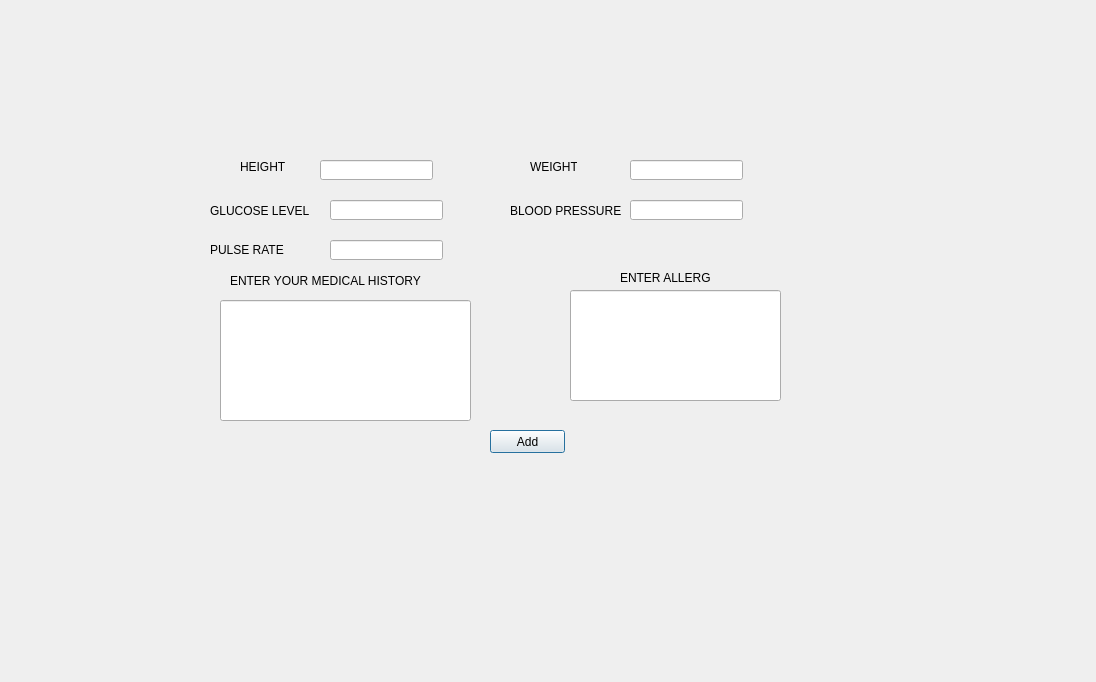
The window that Minor project - Copy/project/medicalform.ui (rishabhs-s/Minor) describes before a commit, drawn with Qt 5.
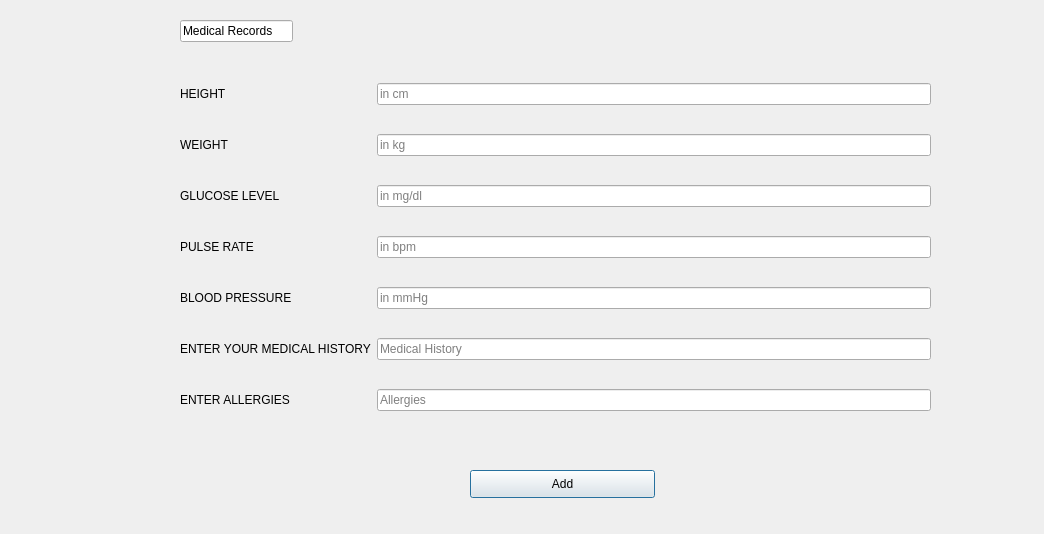
The same window after the commit.

Commit message: ui change  Please enter the commit message for your changes. Lines starting

Patch:
```diff
--- a/Minor project - Copy/project/medicalform.ui
+++ b/Minor project - Copy/project/medicalform.ui
@@ -6,190 +6,152 @@
    <rect>
     <x>0</x>
     <y>0</y>
-    <width>1096</width>
-    <height>682</height>
+    <width>1044</width>
+    <height>534</height>
    </rect>
   </property>
   <property name="windowTitle">
    <string>Dialog</string>
   </property>
-  <widget class="QLabel" name="label_2">
+  <widget class="QWidget" name="gridLayoutWidget_2">
    <property name="geometry">
     <rect>
-     <x>240</x>
-     <y>160</y>
-     <width>47</width>
-     <height>13</height>
+     <x>180</x>
+     <y>60</y>
+     <width>751</width>
+     <height>381</height>
     </rect>
    </property>
+   <layout class="QGridLayout" name="gridLayout_2">
+    <item row="7" column="0">
+     <widget class="QLabel" name="label_4">
    <property name="text">
-    <string>HEIGHT</string>
-   </property>
-  </widget>
-  <widget class="QLineEdit" name="medical_history">
-   <property name="geometry">
-    <rect>
-     <x>220</x>
-     <y>300</y>
-     <width>251</width>
-     <height>121</height>
-    </rect>
-   </property>
-  </widget>
+       <string>BLOOD PRESSURE</string>
+      </property>
+     </widget>
+    </item>
+    <item row="2" column="1">
   <widget class="QLineEdit" name="weight">
-   <property name="geometry">
-    <rect>
-     <x>630</x>
-     <y>160</y>
-     <width>113</width>
-     <height>20</height>
-    </rect>
-   </property>
-  </widget>
+      <property name="placeholderText">
+       <string>in kg</string>
+      </property>
+     </widget>
+    </item>
+    <item row="7" column="1">
   <widget class="QLineEdit" name="bp">
-   <property name="geometry">
-    <rect>
-     <x>630</x>
-     <y>200</y>
-     <width>113</width>
-     <height>20</height>
-    </rect>
-   </property>
-  </widget>
+      <property name="placeholderText">
+       <string>in mmHg</string>
+      </property>
+     </widget>
+    </item>
+    <item row="1" column="0">
+     <widget class="QLabel" name="label_2">
+      <property name="text">
+       <string>HEIGHT</string>
+      </property>
+     </widget>
+    </item>
+    <item row="6" column="1">
+     <widget class="QLineEdit" name="pulse">
+      <property name="placeholderText">
+       <string>in bpm</string>
+      </property>
+     </widget>
+    </item>
+    <item row="6" column="0">
+     <widget class="QLabel" name="label_5">
+      <property name="text">
+       <string>PULSE RATE</string>
+      </property>
+     </widget>
+    </item>
+    <item row="4" column="1">
+     <widget class="QLineEdit" name="glucose">
+      <property name="placeholderText">
+       <string>in mg/dl</string>
+      </property>
+     </widget>
+    </item>
+    <item row="8" column="0">
+     <widget class="QLabel" name="label_6">
+      <property name="text">
+       <string>ENTER YOUR MEDICAL HISTORY</string>
+      </property>
+     </widget>
+    </item>
+    <item row="2" column="0">
+     <widget class="QLabel" name="label">
+      <property name="text">
+       <string>WEIGHT</string>
+      </property>
+     </widget>
+    </item>
+    <item row="9" column="0">
   <widget class="QLabel" name="label_7">
-   <property name="geometry">
-    <rect>
-     <x>620</x>
-     <y>270</y>
-     <width>91</width>
-     <height>16</height>
-    </rect>
-   </property>
    <property name="text">
     <string>ENTER ALLERGIES</string>
    </property>
   </widget>
+    </item>
+    <item row="4" column="0">
   <widget class="QLabel" name="label_3">
-   <property name="geometry">
-    <rect>
-     <x>210</x>
-     <y>200</y>
-     <width>111</width>
-     <height>21</height>
-    </rect>
-   </property>
    <property name="text">
     <string>GLUCOSE LEVEL</string>
    </property>
   </widget>
-  <widget class="QLabel" name="label_5">
-   <property name="geometry">
-    <rect>
-     <x>210</x>
-     <y>240</y>
-     <width>91</width>
-     <height>20</height>
-    </rect>
-   </property>
-   <property name="text">
-    <string>PULSE RATE</string>
-   </property>
-  </widget>
+    </item>
+    <item row="1" column="1">
   <widget class="QLineEdit" name="height">
-   <property name="geometry">
-    <rect>
-     <x>320</x>
-     <y>160</y>
-     <width>113</width>
-     <height>20</height>
-    </rect>
+      <property name="placeholderText">
+       <string>in cm</string>
    </property>
    <property name="clearButtonEnabled">
     <bool>false</bool>
    </property>
   </widget>
-  <widget class="QLineEdit" name="pulse">
-   <property name="geometry">
-    <rect>
-     <x>330</x>
-     <y>240</y>
-     <width>113</width>
-     <height>20</height>
-    </rect>
-   </property>
-  </widget>
+    </item>
+    <item row="9" column="1">
   <widget class="QLineEdit" name="allergies">
-   <property name="geometry">
-    <rect>
-     <x>570</x>
-     <y>290</y>
-     <width>211</width>
-     <height>111</height>
-    </rect>
-   </property>
-  </widget>
-  <widget class="QLabel" name="label_4">
-   <property name="geometry">
-    <rect>
-     <x>510</x>
-     <y>200</y>
-     <width>111</width>
-     <height>21</height>
-    </rect>
-   </property>
-   <property name="text">
-    <string>BLOOD PRESSURE</string>
-   </property>
-  </widget>
-  <widget class="QLabel" name="label_6">
-   <property name="geometry">
-    <rect>
-     <x>230</x>
-     <y>270</y>
-     <width>251</width>
-     <height>21</height>
-    </rect>
-   </property>
-   <property name="text">
-    <string>ENTER YOUR MEDICAL HISTORY</string>
-   </property>
-  </widget>
-  <widget class="QLineEdit" name="glucose">
-   <property name="geometry">
-    <rect>
-     <x>330</x>
-     <y>200</y>
-     <width>113</width>
-     <height>20</height>
-    </rect>
-   </property>
-  </widget>
-  <widget class="QLabel" name="label">
-   <property name="geometry">
-    <rect>
-     <x>530</x>
-     <y>160</y>
-     <width>47</width>
-     <height>13</height>
-    </rect>
-   </property>
-   <property name="text">
-    <string>WEIGHT</string>
-   </property>
+      <property name="placeholderText">
+       <string>Allergies</string>
+      </property>
+     </widget>
+    </item>
+    <item row="8" column="1">
+     <widget class="QLineEdit" name="medical_history">
+      <property name="placeholderText">
+       <string>Medical History</string>
+      </property>
+     </widget>
+    </item>
+   </layout>
   </widget>
   <widget class="QPushButton" name="Add">
    <property name="geometry">
     <rect>
-     <x>490</x>
-     <y>430</y>
-     <width>75</width>
-     <height>23</height>
+     <x>470</x>
+     <y>470</y>
+     <width>185</width>
+     <height>28</height>
     </rect>
    </property>
    <property name="text">
     <string>Add</string>
    </property>
   </widget>
+  <widget class="QLineEdit" name="lineEdit">
+   <property name="geometry">
+    <rect>
+     <x>180</x>
+     <y>20</y>
+     <width>113</width>
+     <height>22</height>
+    </rect>
+   </property>
+   <property name="text">
+    <string>Medical Records</string>
+   </property>
+  </widget>
  </widget>
  <resources/>
  <connections/>
```
Left out of the diff: 2 changed lines with no effect on the pictures. Lines whose indentation alone changed are shown as unchanged. The commit also changes 46 other files.
